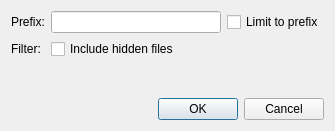
First picture: the form in src/plugins/locator/filesystemfilter.ui, repository qt-creator/qt-creator, before the edit.
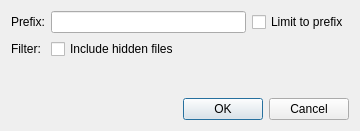
Second picture: the form after the edit.

Commit message: Fix wrong names in the UI

```diff
--- a/src/plugins/locator/filesystemfilter.ui
+++ b/src/plugins/locator/filesystemfilter.ui
@@ -6,7 +6,7 @@
    <rect>
     <x>0</x>
     <y>0</y>
-    <width>335</width>
+    <width>360</width>
     <height>131</height>
    </rect>
   </property>
```
Left out of the diff: 2 changed lines with no effect on the pictures. The commit also changes 4 other files.
